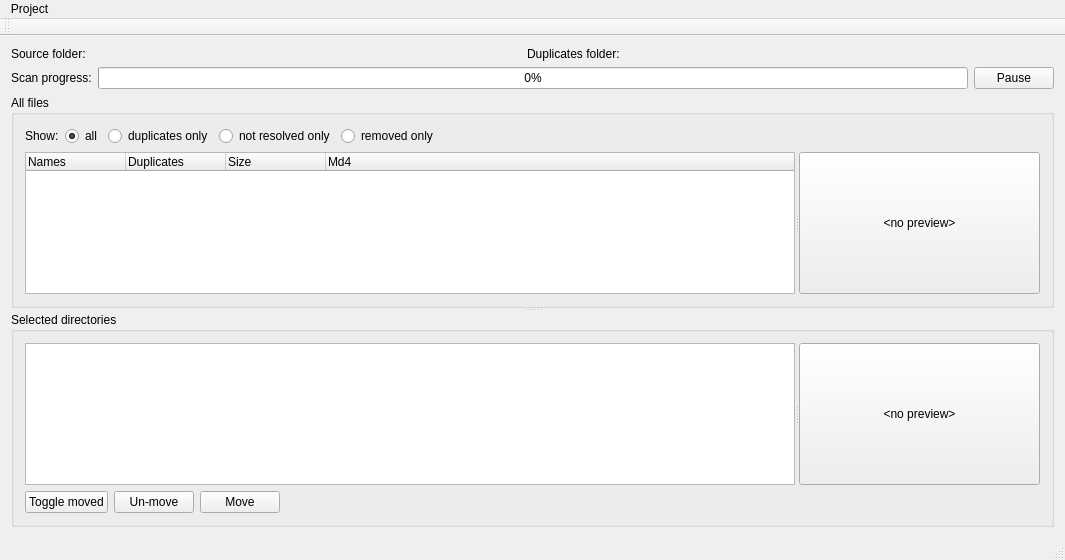
First picture: the form in dude/MainWindow.ui, repository westerhofffl/vcard-editor, before the edit.
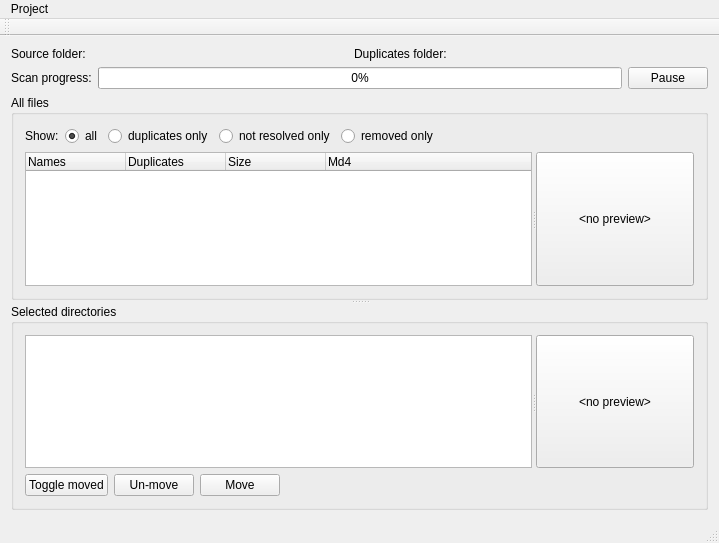
Second picture: the form after the edit.

Commit message: + file info with exif

```diff
--- a/dude/MainWindow.ui
+++ b/dude/MainWindow.ui
@@ -6,8 +6,8 @@
    <rect>
     <x>0</x>
     <y>0</y>
-    <width>1065</width>
-    <height>560</height>
+    <width>719</width>
+    <height>543</height>
    </rect>
   </property>
   <property name="windowTitle">
@@ -235,7 +235,7 @@
         <string>Selected directories</string>
        </property>
        <layout class="QGridLayout" name="gridLayout_2">
-        <item row="0" column="0" colspan="4">
+        <item row="0" column="0" colspan="5">
          <widget class="QSplitter" name="splitter_2">
           <property name="orientation">
            <enum>Qt::Horizontal</enum>
@@ -277,17 +277,20 @@
          </widget>
         </item>
         <item row="1" column="3">
-         <spacer name="horizontalSpacer_2">
-          <property name="orientation">
-           <enum>Qt::Horizontal</enum>
+         <widget class="QLabel" name="infoLabel">
+          <property name="sizePolicy">
+           <sizepolicy hsizetype="Expanding" vsizetype="Preferred">
+            <horstretch>0</horstretch>
+            <verstretch>0</verstretch>
+           </sizepolicy>
           </property>
-          <property name="sizeHint" stdset="0">
-           <size>
-            <width>687</width>
-            <height>20</height>
-           </size>
+          <property name="text">
+           <string/>
           </property>
-         </spacer>
+          <property name="alignment">
+           <set>Qt::AlignRight|Qt::AlignTrailing|Qt::AlignVCenter</set>
+          </property>
+         </widget>
         </item>
        </layout>
       </widget>
@@ -300,8 +303,8 @@
     <rect>
      <x>0</x>
      <y>0</y>
-     <width>1065</width>
-     <height>25</height>
+     <width>719</width>
+     <height>23</height>
     </rect>
    </property>
    <widget class="QMenu" name="menuProject">
```
The commit also changes 4 other files.
